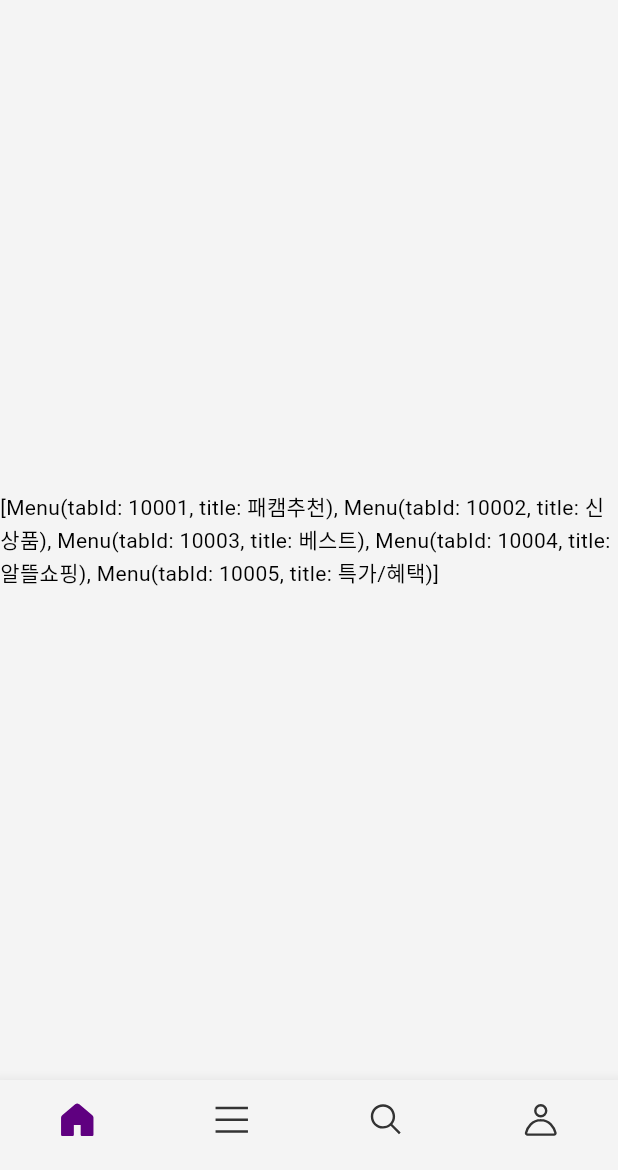
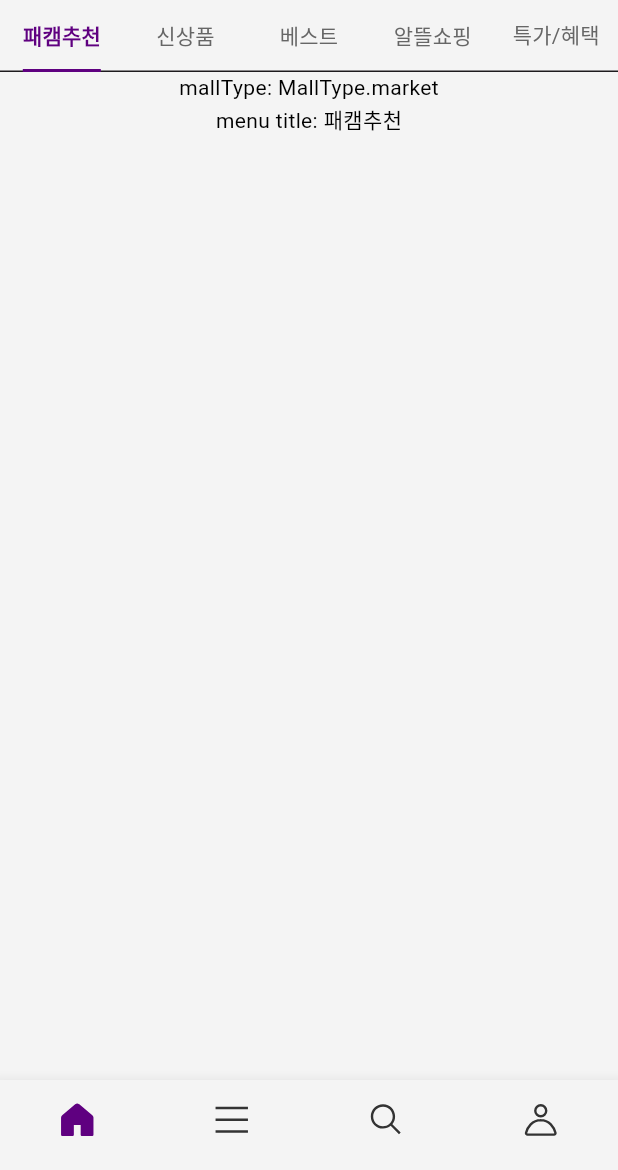
Before and after one commit to mousepotato03/e_commerce_app, a Flutter app: the screen it shows after launch, on a phone screen of 412 x 824 dp, the part 66-1236 px from its top. Run offline on Flutter 3.47's test engine with Material 3 defaults, Android fonts, the phone set to English and light mode, and no system bars; our stand-ins replace dio, flutter_bloc, flutter_svg, freezed_annotation, get_it, go_router and 2 more; generated files the repository leaves out were written again; Roboto replaces fonts that are missing (Pretendard).

Commit message:
Gnb 완성 UI

```diff
--- /dev/null
+++ b/lib/presentation/pages/home/component/global_nav/global_nav_bar.dart
@@ -0,0 +1,57 @@
+import 'package:flutter/material.dart';
+import 'package:flutter_bloc/flutter_bloc.dart';
+
+import '../../../../../core/constant.dart';
+import '../../../../../core/theme/custom/custom_font_weight.dart';
+import '../../../../../core/theme/custom/custom_theme.dart';
+import '../../../../../domain/model/display/menu/menu.model.dart';
+import '../../bloc/menu_bloc/menu_bloc.dart';
+
+class GlobalNavBar extends StatelessWidget {
+  final List<Menu> menus;
+
+  const GlobalNavBar(this.menus, {super.key});
+
+  @override
+  Widget build(BuildContext context) {
+    final colorScheme = Theme.of(context).colorScheme;
+    final textTheme = Theme.of(context).textTheme;
+    return BlocBuilder<MenuBloc, MenuState>(
+      builder: (context, state) {
+        return Stack(
+          children: [
+            TabBar(
+              indicator: UnderlineTabIndicator(
+                  borderSide: BorderSide(
+                color: colorScheme.primary,
+                width: 2,
+              )),
+              indicatorSize: TabBarIndicatorSize.label,
+              tabs: List.generate(
+                menus.length,
+                (index) => Tab(
+                  text: menus[index].title,
+                ),
+              ),
+              labelPadding: const EdgeInsets.symmetric(horizontal: 8),
+              labelStyle: textTheme.titleSmall.semiBold,
+              unselectedLabelStyle: textTheme.titleSmall,
+              unselectedLabelColor: colorScheme.contentSecondary,
+            ),
+            if (state.status == Status.loading)
+              Positioned.fill(
+                  child: ColoredBox(
+                color: Colors.black.withOpacity(0.2),
+                child: Center(
+                  child: Transform.scale(
+                    scale: 0.5,
+                    child: CircularProgressIndicator(),
+                  ),
+                ),
+              ))
+          ],
+        );
+      },
+    );
+  }
+}
--- /dev/null
+++ b/lib/presentation/pages/home/component/global_nav/global_nav_bar_view.dart
@@ -0,0 +1,28 @@
+import 'package:flutter/material.dart';
+
+import '../../../../../core/constant.dart';
+import '../../../../../domain/model/display/menu/menu.model.dart';
+
+class GlobalNavBarView extends StatelessWidget {
+  final List<Menu> menus;
+  final MallType mallType;
+
+  const GlobalNavBarView(this.mallType, this.menus, {super.key});
+
+  @override
+  Widget build(BuildContext context) {
+    return Expanded(
+      child: TabBarView(
+        children: List.generate(
+          menus.length,
+          (index) => Column(
+            children: [
+              Text("mallType: ${mallType}"),
+              Text("menu title: ${menus[index].title}"),
+            ],
+          ),
+        ),
+      ),
+    );
+  }
+}
--- a/lib/presentation/pages/home/home_page.dart
+++ b/lib/presentation/pages/home/home_page.dart
@@ -7,6 +7,8 @@ import '../../../domain/usecase/display/display.usecase.dart';
 import '../../../service_locator.dart';
 import '../../main/cubit/mall_type_cubit.dart';
 import 'bloc/menu_bloc/menu_bloc.dart';
+import 'component/global_nav/global_nav_bar.dart';
+import 'component/global_nav/global_nav_bar_view.dart';
 
 class HomePage extends StatelessWidget {
   const HomePage({super.key});
@@ -39,10 +41,29 @@ class HomePageView extends StatelessWidget {
         builder: (_, state) {
           switch (state.status) {
             case Status.initial:
+              return const Center(child: CircularProgressIndicator());
             case Status.loading:
-              return const Center(child: CircularProgressIndicator());
+              return DefaultTabController(
+                key: ValueKey<MallType>(state.mallType),
+                length: state.menus.length,
+                child: Column(
+                  children: [
+                    GlobalNavBar(state.menus),
+                    GlobalNavBarView(state.mallType, state.menus),
+                  ],
+                ),
+              );
             case Status.success:
-              return Center(child: Text("${state.menus}"));
+              return DefaultTabController(
+                key: ValueKey<MallType>(state.mallType),
+                length: state.menus.length,
+                child: Column(
+                  children: [
+                    GlobalNavBar(state.menus),
+                    GlobalNavBarView(state.mallType, state.menus),
+                  ],
+                ),
+              );
             case Status.error:
               return Center(child: Text("error"));
           }
@@ -51,7 +72,7 @@ class HomePageView extends StatelessWidget {
           if (state.status == Status.error) {
             final bool result =
                 await CommonDialog.errorDialog(context, state.error) ?? false;
-            if(result){
+            if (result) {
               context.read<MenuBloc>().add(MenuInitialized(MallType.market));
             }
           }
```
